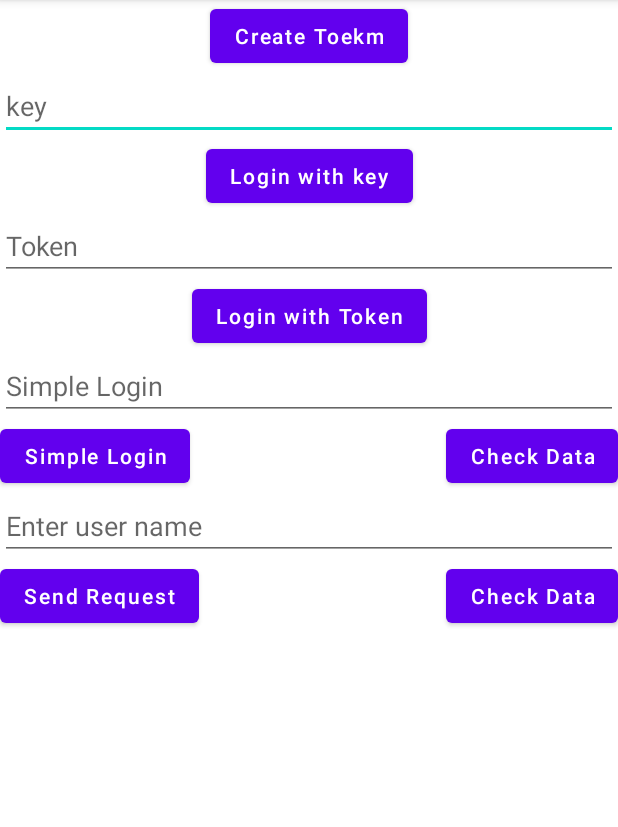
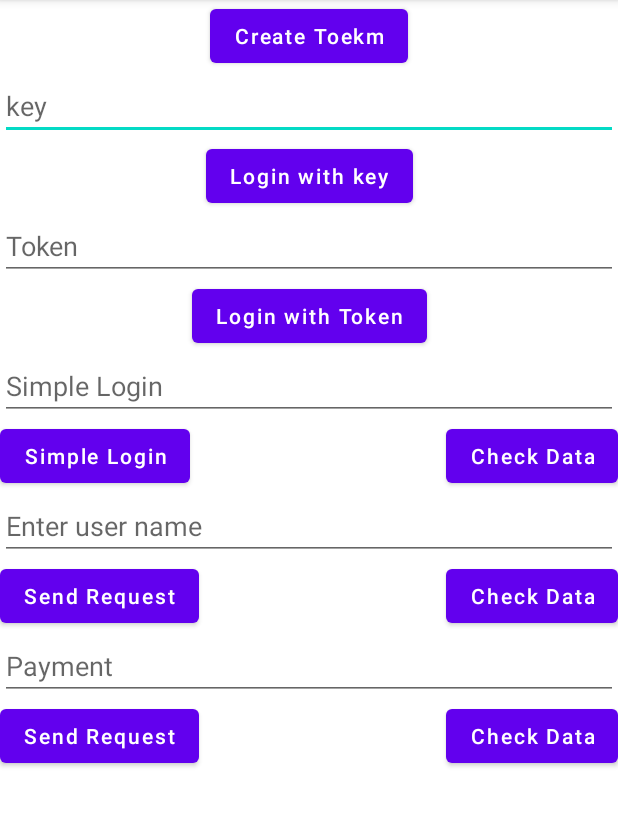
Before and after one commit to Bhagirath987/iuncta-demo, an Android app: the screen it shows after launch (MainActivity), on a phone screen of 412 x 824 dp, the part 84-911 px from its top. Run offline under Robolectric (Android 15) with nearby library versions, the phone set to English and light mode, and no system bars; our stand-ins replace CircleImageView, sdp/ssp sizes; 3 statements that could not run were skipped.

Commit message:
bhagirath987 Completed Everything

```diff
--- a/app/src/main/res/layout/activity_main.xml
+++ b/app/src/main/res/layout/activity_main.xml
@@ -98,8 +98,6 @@
         app:layout_constraintStart_toStartOf="parent"
         app:layout_constraintTop_toBottomOf="@+id/btnCheckData" />
 
-
-
     <Button
         android:id="@+id/btnSendRegistrationRequest"
         android:layout_width="wrap_content"
@@ -117,4 +115,34 @@
         android:textAllCaps="false"
         app:layout_constraintRight_toRightOf="parent"
         app:layout_constraintTop_toBottomOf="@+id/edRegistration" />
+
+
+    <EditText
+        android:id="@+id/edPayment"
+        android:layout_width="match_parent"
+        android:layout_height="wrap_content"
+        android:hint="Payment"
+        app:layout_constraintEnd_toEndOf="parent"
+        app:layout_constraintHorizontal_bias="0.0"
+        app:layout_constraintStart_toStartOf="parent"
+        app:layout_constraintTop_toBottomOf="@+id/btnCheckRegistrationData" />
+
+    <Button
+        android:id="@+id/btnSendPaymentRequest"
+        android:layout_width="wrap_content"
+        android:layout_height="wrap_content"
+        android:text="Send Request"
+        android:textAllCaps="false"
+        app:layout_constraintLeft_toLeftOf="parent"
+        app:layout_constraintTop_toBottomOf="@+id/edPayment" />
+
+
+    <Button
+        android:id="@+id/btnCheckPaymentData"
+        android:layout_width="wrap_content"
+        android:layout_height="wrap_content"
+        android:text="Check Data"
+        android:textAllCaps="false"
+        app:layout_constraintRight_toRightOf="parent"
+        app:layout_constraintTop_toBottomOf="@+id/edPayment" />
 </androidx.constraintlayout.widget.ConstraintLayout>
--- a/iuncta/src/main/java/com/demo/mobile/app/ui/main/callback/LoginWithKeyCallBack.kt
+++ b/iuncta/src/main/java/com/demo/mobile/app/ui/main/callback/LoginWithKeyCallBack.kt
@@ -1,9 +1,11 @@
 package com.demo.mobile.app.ui.main.callback
 
 import com.demo.mobile.app.data.beans.GetRequestData
+import com.demo.mobile.app.data.beans.RegisterResponse
 
 interface LoginWithKeyCallBack {
     fun onSuccess(msg: String)
     fun onFail(msg: String)
     fun getData(data: GetRequestData) {}
+    fun getPaymentResponse(data: RegisterResponse) {}
 }
```
Also changed, not shown: app/src/main/java/com/iuncta/demo/MainActivity.kt (+48 -1 lines), iuncta/src/main/java/com/demo/mobile/app/ui/main/MyService.kt (+30 -0 lines), iuncta/src/main/java/com/demo/mobile/app/ui/main/profile/Iuncta.kt (+42 -3 lines), iuncta/src/main/java/com/demo/mobile/app/ui/welcome/section/register/RegisterActivity.kt (+6 -23 lines).
